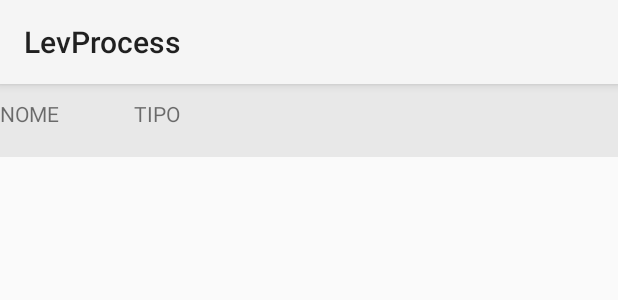
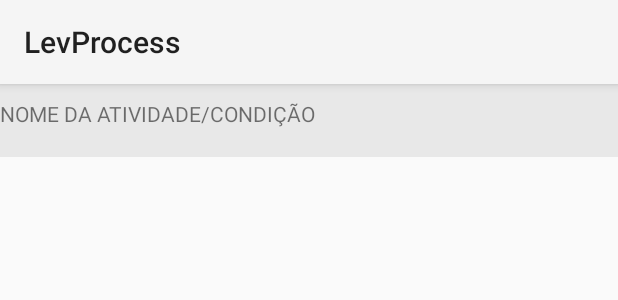
Before and after one commit to alexzanon/LevProcess, an Android app: the layout atividade_condicao_linha_tabela.xml on its own in the app's theme, with its tools: preview values and no code run, on a phone screen of 412 x 824 dp. Shown: the top 300 px of the screen. Run offline under Robolectric (Android 15) with nearby library versions, the phone set to English and light mode, and no system bars.

Commit message:
levprocess, está faltando os processos de edição e exclusão, processo de validação e ajustar os layouts de apresentação de processos e atividades/condição

```diff
--- a/app/src/main/java/com/example/alex/levprocess/atividade_condicao/Atividade_CondicaoListAdapter.java
+++ b/app/src/main/java/com/example/alex/levprocess/atividade_condicao/Atividade_CondicaoListAdapter.java
@@ -36,8 +36,6 @@ public class Atividade_CondicaoListAdapter extends BaseAdapter {
         // Atualiza o valor do TextView
         TextView nome = (TextView) view.findViewById(R.id.etNomeAtividade_Condicao);
         nome.setText(a.nome);
-        TextView tipo = (TextView) view.findViewById(R.id.etTipo);
-        tipo.setText(a.tipo);
         return view;
     }
 }
--- a/app/src/main/java/com/example/alex/levprocess/processo/ProcessoListAdapter.java
+++ b/app/src/main/java/com/example/alex/levprocess/processo/ProcessoListAdapter.java
@@ -33,8 +33,6 @@ public class ProcessoListAdapter extends BaseAdapter {
         // Atualiza o valor do TextView
         TextView nome = (TextView) view.findViewById(R.id.etNomeProcesso);
         nome.setText(p.nome);
-        TextView responsavel = (TextView) view.findViewById(R.id.etResponsavel);
-        responsavel.setText(p.responsavel);
         return view;
     }
 }
--- a/app/src/main/res/layout/atividade_condicao_linha_tabela.xml
+++ b/app/src/main/res/layout/atividade_condicao_linha_tabela.xml
@@ -4,30 +4,22 @@
     android:background="#E8E8E8" >
 
     <TableRow>
+
         <TextView android:id="@+id/etNAtividadeCondicao"
             android:layout_height="wrap_content" android:layout_width="wrap_content"
             android:typeface="sans"
             android:layout_marginTop="10dp"
-            android:text="NOME"
+            android:text="NOME DA ATIVIDADE/CONDIÇÃO"
             />
-        <TextView android:id="@+id/etTip"
-            android:layout_height="wrap_content" android:layout_width="wrap_content"
-            android:typeface="sans"
-            android:layout_marginTop="10dp"
-            android:text="TIPO"
-            android:layout_marginLeft="50dp"
-            />
+
     </TableRow>
 
     <TableRow>
+
         <TextView android:id="@+id/etNomeAtividade_Condicao"
             android:layout_height="wrap_content" android:layout_width="wrap_content"
             android:typeface="sans"
             />
-        <TextView android:id="@+id/etTipo"
-            android:layout_height="wrap_content" android:layout_width="wrap_content"
-            android:typeface="sans"
-            android:layout_marginLeft="20dp"
-            />
+
     </TableRow>
 </TableLayout>
```
Also changed, not shown: app/src/main/res/layout/processo_linha_tabela.xml (+4 -12 lines).
